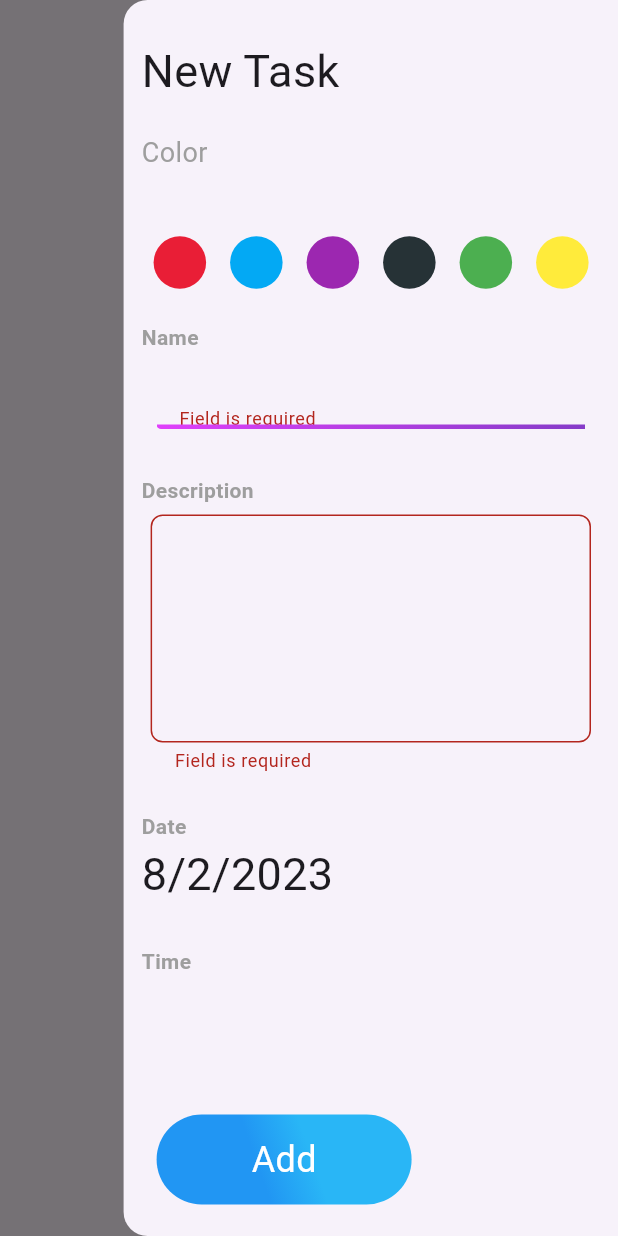
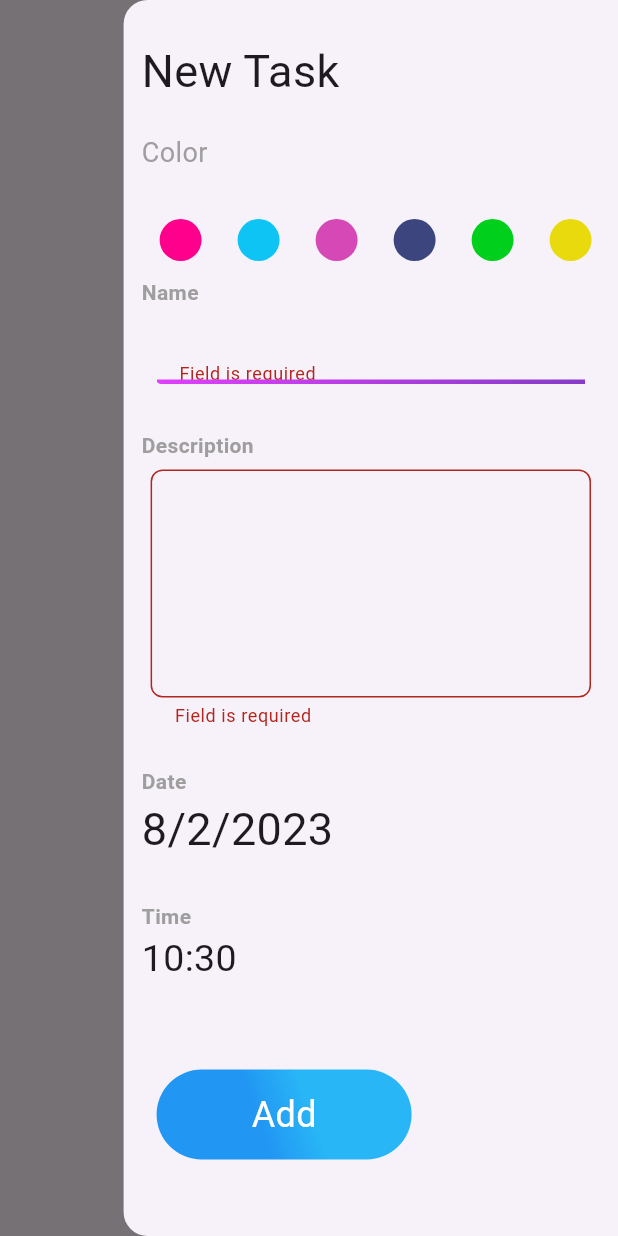
Before and after one commit to alyAly12/todo-app, a Flutter app: the screen it shows after launch, in the side drawer, after a tap on "Add", on a phone screen of 412 x 824 dp. Run offline on Flutter 3.47's test engine with Material 2 defaults, Android fonts, the phone set to English and light mode, and no system bars; our stand-ins replace flutter_bloc, hive, hive_flutter; accounts and stored records are empty.

Commit message:
local data base and color picking done with edit screen and add screen

```diff
--- a/lib/app_consts.dart
+++ b/lib/app_consts.dart
@@ -1 +1,12 @@
+import 'package:flutter/material.dart';
 const kNoteBox = 'note_box';
+
+
+const List<Color> kColors = [
+  Color(0xffFF008D),
+  Color(0xff0DC4F4),
+  Color(0xffD548B6),
+  Color(0xff3D457F),
+  Color(0xff00CF1C),
+  Color(0xffE9DA0D),
+];
--- a/lib/cubites/add_note_cubit/add_note_cubit.dart
+++ b/lib/cubites/add_note_cubit/add_note_cubit.dart
@@ -10,9 +10,10 @@ part 'add_note_state.dart';
 class AddNoteCubit extends Cubit<AddNoteState> {
   AddNoteCubit() : super(AddNoteInitial());
 
-
+Color color =const Color(0xffE91E36);
 
   addNote(NoteModel note)async{
+    note.color =color.value;
     emit(AddNoteLoading());
   try{
     var notesBox=  Hive.box<NoteModel>(kNoteBox);
--- a/lib/cubites/notes_cubit/notes_cubit.dart
+++ b/lib/cubites/notes_cubit/notes_cubit.dart
@@ -11,6 +11,7 @@ part 'notes_state.dart';
 class NotesCubit extends Cubit<NotesState> {
   NotesCubit() : super(NotesInitial());
 List<NoteModel>? notes;
+
   fetchAllNotes()async
   {
       var notesBox=  Hive.box<NoteModel>(kNoteBox);
--- a/lib/view/widgets/color_picker_widget.dart
+++ /dev/null
@@ -1,22 +0,0 @@
-import 'package:flutter/material.dart';
-
-class ColorPickerWidget extends StatelessWidget {
-  const ColorPickerWidget({super.key, required this.color, required this.fun,});
-  final Color color;
-  final void Function() fun;
-  @override
-  Widget build(BuildContext context) {
-
-    return GestureDetector(
-      onTap:fun ,
-      child: Container(
-        width: 35,
-        height: 35,
-        decoration: BoxDecoration(
-            color: color,
-            shape: BoxShape.circle
-        ),
-      ),
-    );
-  }
-}
--- /dev/null
+++ b/lib/view/widgets/colors_list_view.dart
@@ -0,0 +1,65 @@
+import 'package:flutter/material.dart';
+import 'package:flutter_bloc/flutter_bloc.dart';
+
+import '../../app_consts.dart';
+import '../../cubites/add_note_cubit/add_note_cubit.dart';
+
+class ColorItemWidget extends StatelessWidget {
+  const ColorItemWidget({super.key, required this.isActive, required this.color,});
+final bool isActive;
+final Color color;
+  @override
+  Widget build(BuildContext context) {
+    return isActive?
+     CircleAvatar(
+      radius: 25,
+      backgroundColor: Colors.white,
+      child: CircleAvatar(
+        backgroundColor: color,
+        radius: 22,
+      ),
+    )
+        : CircleAvatar(
+      radius: 25,
+      backgroundColor: color,
+    );
+  }
+}
+class ColorListView extends StatefulWidget {
+  const ColorListView({super.key});
+
+  @override
+  State<ColorListView> createState() => _ColorListViewState();
+}
+
+class _ColorListViewState extends State<ColorListView> {
+
+  int currentIndex =0;
+  @override
+  Widget build(BuildContext context) {
+    return SizedBox(
+      width: MediaQuery.of(context).size.width*0.8,
+      height: 30,
+      child: ListView.builder(
+          scrollDirection: Axis.horizontal,
+          itemCount: kColors.length,
+          itemBuilder: (context,index){
+            return  Padding(
+              padding:  const EdgeInsets.all(1.0),
+              child:  GestureDetector(
+                onTap: (){
+                  currentIndex =index;
+                  BlocProvider.of<AddNoteCubit>(context).color = kColors[index];
+                  setState(() {
+
+                  });
+                },
+                child: ColorItemWidget(
+                  color:kColors[index] ,
+                  isActive:currentIndex ==index ,),
+              ),
+            );
+          }),
+    );
+  }
+}
--- a/lib/view/widgets/edit_drawer.dart
+++ b/lib/view/widgets/edit_drawer.dart
@@ -3,8 +3,7 @@ import 'package:flutter_bloc/flutter_bloc.dart';
 import 'package:todo_task/cubites/notes_cubit/notes_cubit.dart';
 import 'package:todo_task/model/note_model.dart';
 import 'package:todo_task/view/widgets/custom_text_field.dart';
-
-import 'color_picker_widget.dart';
+import 'edit_note_color_list.dart';
 
 
 
@@ -54,24 +53,10 @@ class _EditDrawerState extends State<EditDrawer> {
                   color: Colors.grey
               ),
             ),
-            const SizedBox(height: 20,),
-            SizedBox(
-              width: double.infinity,
-              height: 80,
-              child: ListView.builder(
-                  scrollDirection: Axis.horizontal,
-                  itemCount: color.length,
-                  itemBuilder: (context,index){
-                    return Padding(
-                      padding: const EdgeInsets.all(8.0),
-                      child: ColorPickerWidget(color: color[index], fun: () {
-                        setState(() {
-                          selectedIndex = index;
-                        });
-                      } ,),
-                    );
-                  }),
-            ),
+            const SizedBox(height: 15,),
+            //TODO : edit color list
+             EditNoteColorList(note: widget.note,),
+            const SizedBox(height: 15,),
             const Text('Name',
               style: TextStyle(color: Colors.grey,fontWeight: FontWeight.bold),
             ),
--- a/lib/view/widgets/side_drawer.dart
+++ b/lib/view/widgets/side_drawer.dart
@@ -5,7 +5,7 @@ import 'package:todo_task/cubites/add_note_cubit/add_note_cubit.dart';
 import 'package:todo_task/cubites/notes_cubit/notes_cubit.dart';
 import 'package:todo_task/model/note_model.dart';
 import 'package:todo_task/view/widgets/custom_text_field.dart';
-import 'color_picker_widget.dart';
+import 'colors_list_view.dart';
 
 class MyDrawer extends StatefulWidget {
   const MyDrawer({super.key});
@@ -17,18 +17,12 @@ class MyDrawer extends StatefulWidget {
 class _MyDrawerState extends State<MyDrawer> {
 
   final GlobalKey<FormState> formKey = GlobalKey();
-  final List<Color> color =const [
-     Color(0xffE91E36),
-    Color(0xff03A9F4),
-    Color(0xff9c27B0),
-    Color(0xff263236),
-    Color(0xff4CAF50),
-    Color(0xffFFEB3B),
-  ];
-  late int selectedIndex;
+
+
 
   AutovalidateMode autoValidateMode = AutovalidateMode.disabled;
   String? title, subTitle, date, time, myColor;
+
 
   @override
   Widget build(BuildContext context) {
@@ -80,28 +74,11 @@ class _MyDrawerState extends State<MyDrawer> {
                               color: Colors.grey),
                         ),
                         const SizedBox(
-                          height: 20,
+                          height: 30,
                         ),
-                        SizedBox(
-                          width: double.infinity,
-                          height: 80,
-                          child: ListView.builder(
-                              scrollDirection: Axis.horizontal,
-                              itemCount: color.length,
-                              itemBuilder: (context, index) {
-                                return Padding(
-                                  padding: const EdgeInsets.all(8.0),
-                                  child: ColorPickerWidget(
-                                    color: color[index],
-                                    fun: () {
-                                      setState(() {
-                                        selectedIndex = index;
-                                      });
-                                    },
-                                  ),
-                                );
-                              }),
-                        ),
+
+                        const ColorListView(),
+                        const SizedBox(height: 10,),
                         const Text(
                           'Name',
                           style: TextStyle(
@@ -166,7 +143,11 @@ class _MyDrawerState extends State<MyDrawer> {
                           decoration: BoxDecoration(
                             borderRadius: BorderRadius.circular(12)
                           ),
-                          child:Text('') ,
+                          child:Text('${DateTime.now().hour}:${DateTime.now().minute}',
+                          style: TextStyle(
+                            fontSize: 25
+                          ),
+                          ) ,
                         ),
                         const SizedBox(
                           height: 20,
@@ -174,7 +155,22 @@ class _MyDrawerState extends State<MyDrawer> {
                         Padding(
                           padding: const EdgeInsets.symmetric(
                               vertical: 12, horizontal: 10),
-                          child: GestureDetector(
+                          child: addButton(context),
+                        )
+                      ],
+                    ),
+                  ),
+                ),
+              ),
+            ),
+          );
+        },
+      ),
+    );
+  }
+
+  GestureDetector addButton(BuildContext context) {
+    return GestureDetector(
                           onTap: () {
                             if (formKey.currentState!.validate()) {
                               formKey.currentState!.save();
@@ -188,6 +184,9 @@ class _MyDrawerState extends State<MyDrawer> {
                             } else {
                               autoValidateMode = AutovalidateMode.always;
                             }
+                            setState(() {
+
+                            });
                           },
                           child: Container(
                             width: 170,
@@ -219,17 +218,6 @@ class _MyDrawerState extends State<MyDrawer> {
                               ),
                             ),
                           ),
-                          ),
-                        )
-                      ],
-                    ),
-                  ),
-                ),
-              ),
-            ),
-          );
-        },
-      ),
                         );
   }
 }
```
Lines whose indentation alone changed are shown as unchanged.
